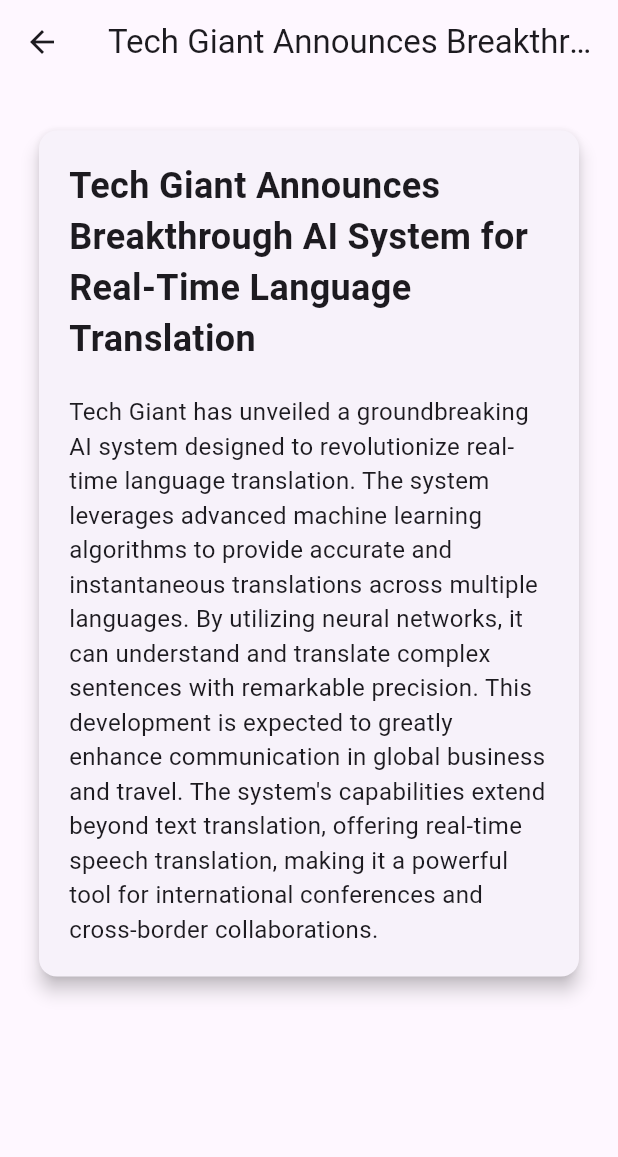
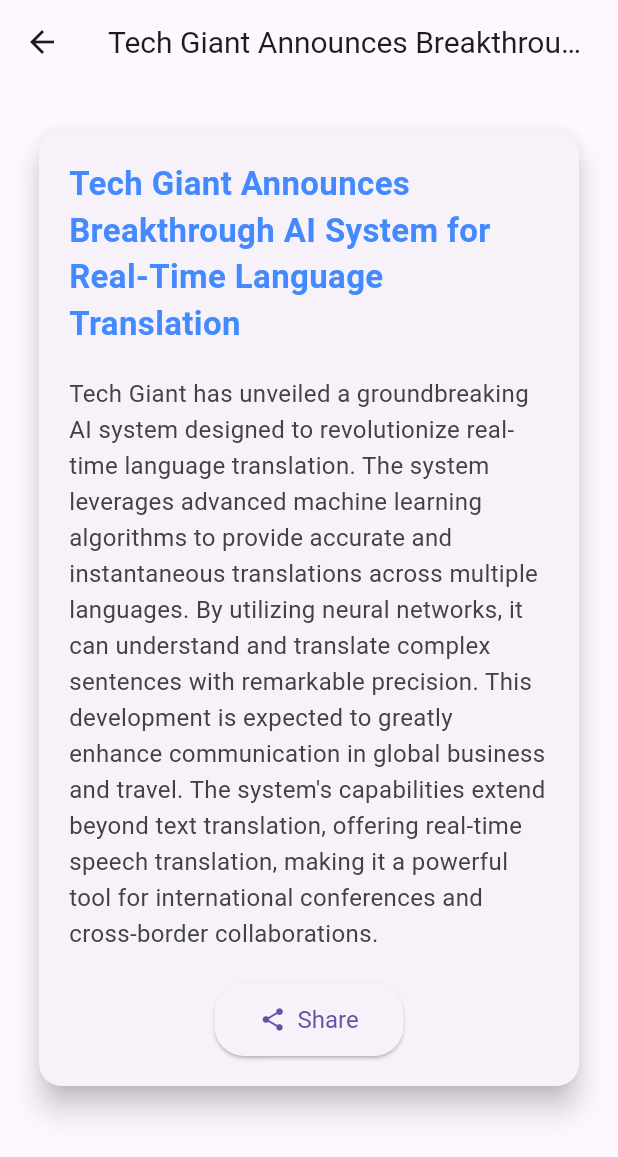
Before and after one commit to Piyush8092/news_app_Flutter, a Flutter app: the screen it shows after launch, after a tap on "Tech Giant Announces Breakthrough AI Sys", on a phone screen of 412 x 824 dp. Shown: the top 1157 px of the screen. Run offline on Flutter 3.47's test engine with Material 3 defaults, Android fonts, the phone set to English and light mode, and no system bars; our stand-ins replace device_preview.

Commit message:
final commit

```diff
--- a/lib/main.dart
+++ b/lib/main.dart
@@ -19,6 +19,7 @@ class NewsApp extends StatelessWidget {
         primarySwatch: Colors.blue,
       ),
       home: DevicePreview(
+        isToolbarVisible: false,
         builder: (context) => const NewsHomePage(),
       ),
     );
--- a/lib/pages/news_detail_page.dart
+++ b/lib/pages/news_detail_page.dart
@@ -8,33 +8,69 @@ class NewsDetailPage extends StatelessWidget {
 
   @override
   Widget build(BuildContext context) {
+    double screenWidth = MediaQuery.of(context).size.width;
+
     return Scaffold(
       appBar: AppBar(
-        title: Text(newsItem.title),
+        title: Text(
+          newsItem.title,
+          maxLines: 1,
+          overflow: TextOverflow.ellipsis,
+          style: const TextStyle(
+            fontSize: 20,
+          ),
+        ),
       ),
       body: SingleChildScrollView(
         child: Padding(
           padding: const EdgeInsets.all(16.0),
           child: Card(
-            elevation: 5,
+            elevation: 8,
             margin: const EdgeInsets.symmetric(horizontal: 10, vertical: 15),
+            shape: RoundedRectangleBorder(
+              borderRadius: BorderRadius.circular(15),
+            ),
             child: Padding(
               padding: const EdgeInsets.all(20.0),
               child: Column(
                 crossAxisAlignment: CrossAxisAlignment.start,
                 children: [
+                  // Title section
                   Text(
                     newsItem.title,
-                    style: const TextStyle(
+                    style: TextStyle(
                       fontWeight: FontWeight.bold,
-                      fontSize: 24,
+                      fontSize: screenWidth > 600 ? 28 : 22,
+                      color: Colors.blueAccent,
                     ),
                   ),
                   const SizedBox(height: 20),
+                  // Description section
                   Text(
                     newsItem.description,
-                    style: const TextStyle(
-                      fontSize: 16,
+                    style: TextStyle(
+                      fontSize: screenWidth > 600 ? 18 : 16,
+                      color: Colors.grey[800],
+                      height: 1.5,
+                    ),
+                  ),
+                  const SizedBox(height: 20),
+                  // Example of adding a button for sharing or other actions
+                  Center(
+                    child: ElevatedButton.icon(
+                      onPressed: () {
+                        // Add your share functionality here
+                      },
+                      icon: const Icon(Icons.share),
+                      label: const Text("Share"),
+                      style: ElevatedButton.styleFrom(
+                        padding: const EdgeInsets.symmetric(
+                            horizontal: 30, vertical: 15),
+                        textStyle: const TextStyle(fontSize: 16),
+                        shape: RoundedRectangleBorder(
+                          borderRadius: BorderRadius.circular(20),
+                        ),
+                      ),
                     ),
                   ),
                 ],
--- a/pubspec.yaml
+++ b/pubspec.yaml
@@ -70,8 +70,8 @@ flutter:
 
   # To add assets to your application, add an assets section, like this:
 
-  assets:
-    - assets/news_data.json
+  #assets:
+  #  - assets/news_data.json
 
   #   - images/a_dot_ham.jpeg
 
```
